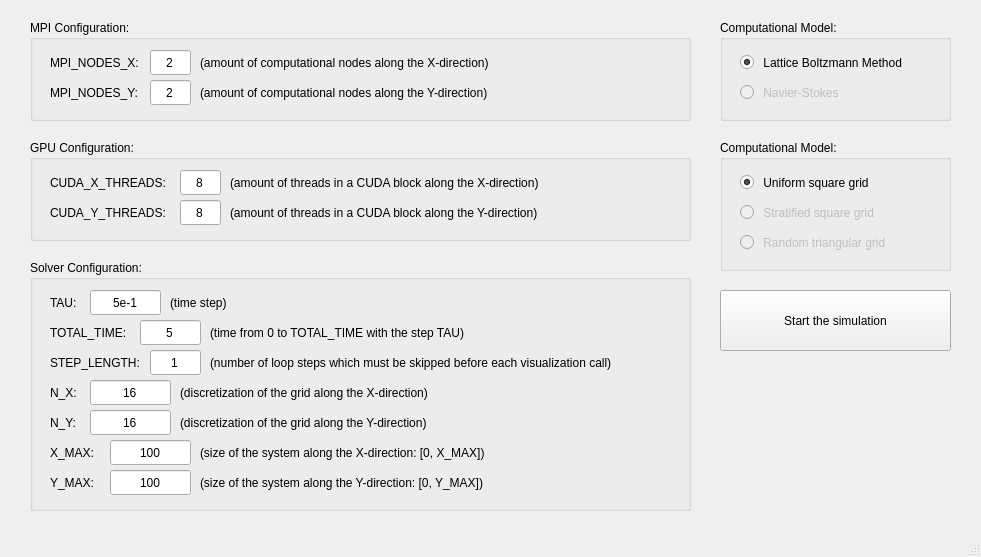
Qt form StartInterface/src/mainwindow.ui (Eugene-Kolesnikov/NumericalHydrodynamicsCUDA_MPI) before a commit.
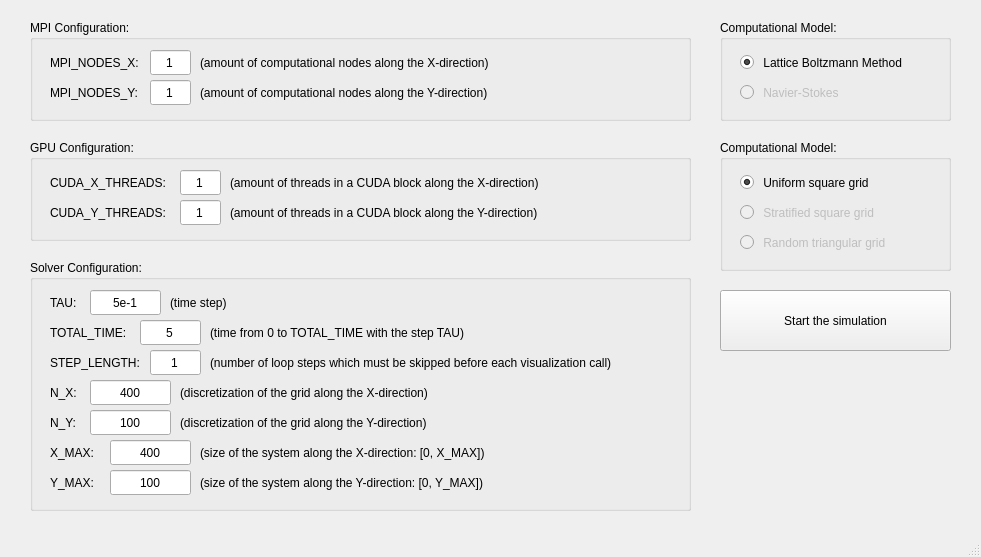
The same form after that commit.

```diff
--- a/StartInterface/src/mainwindow.ui
+++ b/StartInterface/src/mainwindow.ui
@@ -49,7 +49,7 @@
       </rect>
      </property>
      <property name="text">
-      <string>2</string>
+      <string>1</string>
      </property>
      <property name="alignment">
       <set>Qt::AlignCenter</set>
@@ -78,7 +78,7 @@
       </rect>
      </property>
      <property name="text">
-      <string>2</string>
+      <string>1</string>
      </property>
      <property name="alignment">
       <set>Qt::AlignCenter</set>
@@ -146,7 +146,7 @@
       </rect>
      </property>
      <property name="text">
-      <string>8</string>
+      <string>1</string>
      </property>
      <property name="alignment">
       <set>Qt::AlignCenter</set>
@@ -175,7 +175,7 @@
       </rect>
      </property>
      <property name="text">
-      <string>8</string>
+      <string>1</string>
      </property>
      <property name="alignment">
       <set>Qt::AlignCenter</set>
@@ -382,7 +382,7 @@
       </rect>
      </property>
      <property name="text">
-      <string>16</string>
+      <string>400</string>
      </property>
      <property name="alignment">
       <set>Qt::AlignCenter</set>
@@ -424,7 +424,7 @@
       </rect>
      </property>
      <property name="text">
-      <string>16</string>
+      <string>100</string>
      </property>
      <property name="alignment">
       <set>Qt::AlignCenter</set>
@@ -482,7 +482,7 @@
       </rect>
      </property>
      <property name="text">
-      <string>100</string>
+      <string>400</string>
      </property>
      <property name="alignment">
       <set>Qt::AlignCenter</set>
```
